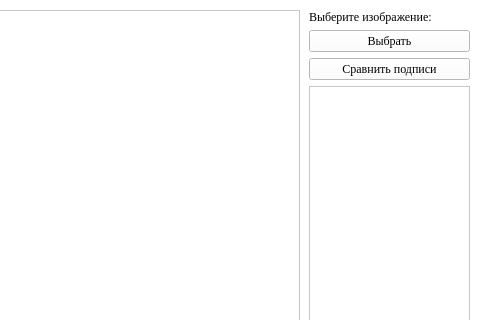
The window that src/MvpPython/view/MainWindow.ui (Ket0o/TrialSignaturesWF) describes before a commit, drawn with Qt 5; both pictures show x 851 to 1331 and y 0 to 320 of the 1331 by 830 pixel window.
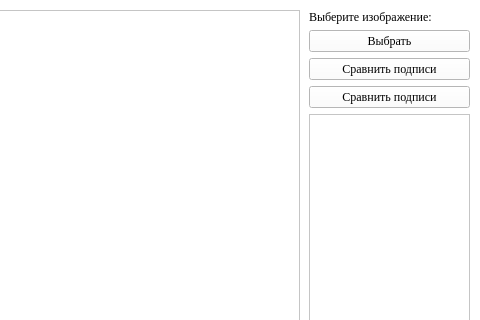
The same window after the commit.

Commit message: feat: add endpoints and a handler for them, as well as add a button to the desktop application..

```diff
--- a/src/MvpPython/view/MainWindow.ui
+++ b/src/MvpPython/view/MainWindow.ui
@@ -135,6 +135,13 @@
        </item>
       </layout>
      </item>
+     <item>
+      <widget class="QPushButton" name="compareSignaturesPlaneButton">
+       <property name="text">
+        <string>Сравнить подписи</string>
+       </property>
+      </widget>
+     </item>
      <item>
       <widget class="QListView" name="secondSignaturesList"/>
      </item>
```
The commit also changes 12 other files.
